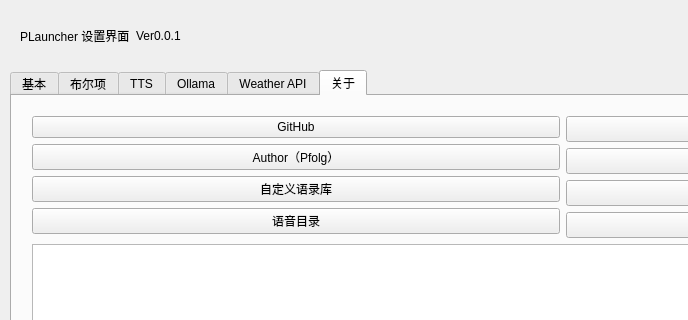
Above: src/sources/setting.ui from csy214-beep/Pelr before the change; both pictures show x 0 to 688 and y 0 to 320 of the 1141 by 692 pixel window. Below: the same form after it.
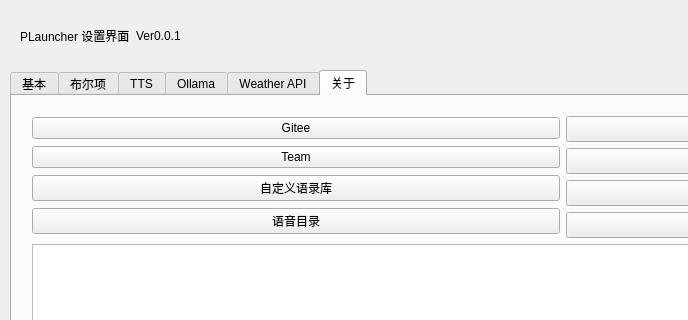
That is the form after the change. The open tabs and pages were chosen to show the change. Icons and pictures are not drawn. Custom widgets are drawn as their Qt base class.

```diff
--- a/src/sources/setting.ui
+++ b/src/sources/setting.ui
@@ -595,7 +595,7 @@
           <item>
            <widget class="QPushButton" name="pushButton_8">
             <property name="text">
-             <string>GitHub</string>
+             <string>Gitee</string>
             </property>
             <property name="icon">
              <iconset resource="../Resource.qrc">
@@ -606,7 +606,7 @@
           <item>
            <widget class="QPushButton" name="pushButton_9">
             <property name="text">
-             <string>Author（Pfolg）</string>
+             <string>Team</string>
             </property>
             <property name="icon">
              <iconset resource="../Resource.qrc">
```
Left out of the diff: 28 changed lines with no effect on the pictures.
